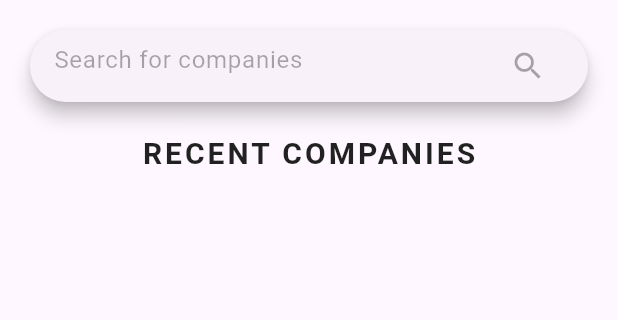
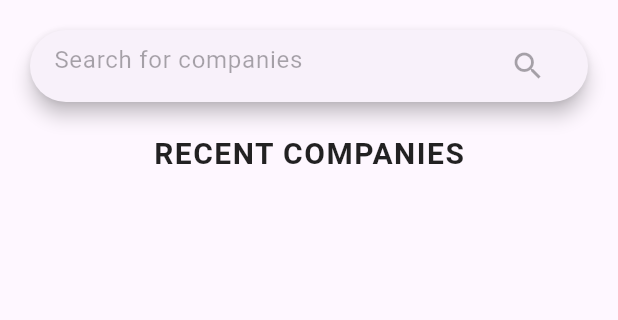
Before and after one commit to pnkr01/weconnect, a Flutter app: the SearchCompaniesCoord screen opened directly, on a phone screen of 412 x 824 dp, the part 84-404 px from its top. Run offline on Flutter 3.47's test engine with Material 2 defaults, Android fonts, the phone set to English and light mode, and no system bars; our stand-ins replace cloud_firestore, firebase_auth, firebase_core, firebase_storage, flutter_screenutil, font_awesome_flutter and 6 more; accounts and stored records are empty; network calls fail.

Commit message:
ADD: Added textfields checks

```diff
--- a/lib/src/screens/home/admin/components/widgets/show_recent_comapnies_home_page copy_admin.dart
+++ b/lib/src/screens/home/admin/components/widgets/show_recent_comapnies_home_page copy_admin.dart
@@ -33,7 +33,7 @@ return Column(
             Center(
               child: Text(
                 'RECENT COMPANIES',
-                style: TextStyle(fontSize: 20, fontWeight: FontWeight.bold,letterSpacing: 2.0),
+                style: TextStyle(fontSize: 20, fontWeight: FontWeight.bold,letterSpacing: 1.0),
               ),
             ),
             SizedBox(height: 8),
@@ -57,7 +57,7 @@ return Column(
                       padding: const EdgeInsets.all(8.0),
                       child: CircleAvatar(
                         backgroundImage: NetworkImage(company['logoImageUrl']),
-                        radius: 70,
+                        radius: 49,
                       ),
                     ),
                     Text(company['name'].toString().toUpperCase(),style: TextStyle(color: whiteColor,fontSize: 18,fontWeight: FontWeight.bold),),
--- a/lib/src/screens/home/admin/components/widgets/show_recent_comapnies_home_page_coord.dart
+++ b/lib/src/screens/home/admin/components/widgets/show_recent_comapnies_home_page_coord.dart
@@ -84,7 +84,7 @@ class RecentCompaniesWidgetCoord extends StatelessWidget {
               Center(
                 child: Text(
                   'RECENT COMPANIES',
-                  style: TextStyle(fontSize: 20, fontWeight: FontWeight.bold,letterSpacing: 2.0),
+                  style: TextStyle(fontSize: 20, fontWeight: FontWeight.bold,letterSpacing: 1.0),
                 ),
               ),
               SizedBox(height: 8),
@@ -108,7 +108,7 @@ class RecentCompaniesWidgetCoord extends StatelessWidget {
                         padding: const EdgeInsets.all(8.0),
                         child: CircleAvatar(
                           backgroundImage: NetworkImage(company['logoImageUrl']),
-                          radius: 70,
+                          radius: 49,
                         ),
                       ),
                       Text(company['name'].toString().toUpperCase(),style: TextStyle(color: whiteColor,fontSize: 18,fontWeight: FontWeight.bold),),
--- a/lib/src/screens/home/coordinators/company_testimonials.dart
+++ b/lib/src/screens/home/coordinators/company_testimonials.dart
@@ -1,6 +1,7 @@
 import 'dart:io';
 import 'package:flutter/foundation.dart';
 import 'package:flutter/material.dart';
+import 'package:flutter/services.dart';
 import 'package:get/get.dart';
 import 'package:get/get_core/src/get_main.dart';
 import 'package:image_picker/image_picker.dart';
@@ -84,6 +85,8 @@ class _CompanyTestimonialsState extends State<CompanyTestimonials> {
                   height: 8,
                 ),
                 TextFormField(
+                   inputFormatters: [FilteringTextInputFormatter.allow(RegExp(r'[a-zA-Z ]'))],
+                  keyboardType:TextInputType.text,
                   validator: (value) {
                     if (value!.isEmpty) {
                       return "This Field is Mandatory.";
@@ -101,6 +104,8 @@ class _CompanyTestimonialsState extends State<CompanyTestimonials> {
                   height: 8,
                 ),
                 TextFormField(
+                  inputFormatters: [FilteringTextInputFormatter.allow(RegExp(r'[a-zA-Z ]'))],
+                  keyboardType:TextInputType.text,
                   validator: (value) {
                     if (value!.isEmpty) {
                       return "This Field is Mandatory.";
@@ -109,6 +114,7 @@ class _CompanyTestimonialsState extends State<CompanyTestimonials> {
                   },
                   controller: roleController,
                   decoration: new InputDecoration(
+
                     border: OutlineInputBorder(
                         borderRadius: BorderRadius.circular(16)),
                     hintText: 'Enter Role',
```
Also changed, not shown: lib/src/screens/home/admin/components/create_company/create_company_screen.dart (+7 -0 lines).
